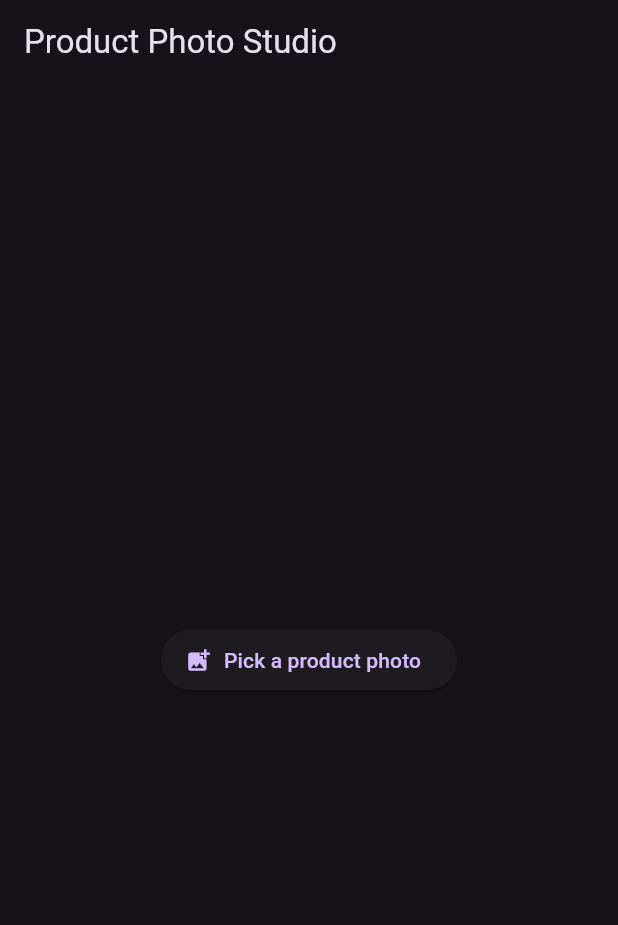
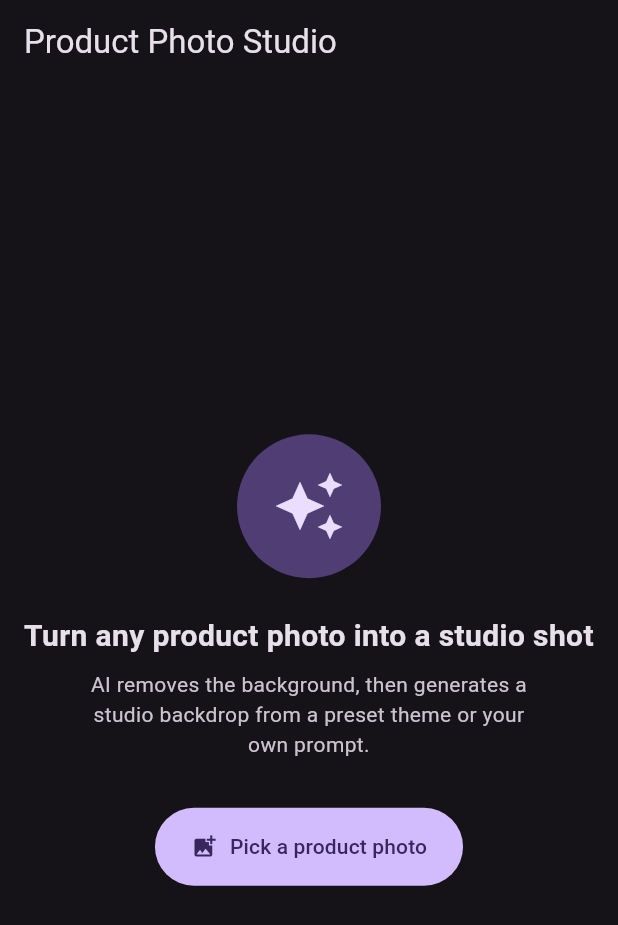
Before and after one commit to selvavishnum/Product-photo, a Flutter app: the screen it shows after launch, on a phone screen of 412 x 824 dp. Shown: the top 925 px of the screen. Run offline on Flutter 3.47's test engine with Material 3 defaults, Android fonts, the phone set to English and light mode, and no system bars; our stand-ins replace image_picker; network calls fail.

Commit message:
Publish Flutter APK to a GitHub Release, polish the start screen
The build was only reaching Actions artifacts (14-day expiry, needs
digging through the Actions tab) -- adds a "studio-latest" GitHub
Release, same pattern build-debug-apk.yml already uses for the native
app, so the APK is a permanent, easy-to-find download. Kept it as a
separate release/tag (not make_latest) so it doesn't compete with the
native app's own "latest" release.

Also replaces the picking screen's single bare button with an actual
screen: icon, headline, and a one-line explanation of the flow (remove
background -> pick a theme or type a prompt -> generate -> preview) --
the single button wasn't the whole app, just step 1, but looked like
it was.

```diff
--- a/mobile/lib/screens/studio_screen.dart
+++ b/mobile/lib/screens/studio_screen.dart
@@ -129,10 +129,48 @@ class _StudioScreenState extends State<StudioScreen> {
     switch (_stage) {
       case _Stage.picking:
         return Center(
-          child: ElevatedButton.icon(
-            onPressed: _pickAndRemoveBackground,
-            icon: const Icon(Icons.add_photo_alternate),
-            label: const Text('Pick a product photo'),
+          child: Column(
+            mainAxisSize: MainAxisSize.min,
+            children: [
+              Container(
+                width: 96,
+                height: 96,
+                decoration: BoxDecoration(
+                  shape: BoxShape.circle,
+                  color: Theme.of(context).colorScheme.primaryContainer,
+                ),
+                child: Icon(
+                  Icons.auto_awesome,
+                  size: 48,
+                  color: Theme.of(context).colorScheme.onPrimaryContainer,
+                ),
+              ),
+              const SizedBox(height: 24),
+              const Text(
+                'Turn any product photo into a studio shot',
+                style: TextStyle(fontSize: 20, fontWeight: FontWeight.bold),
+                textAlign: TextAlign.center,
+              ),
+              const SizedBox(height: 8),
+              Padding(
+                padding: const EdgeInsets.symmetric(horizontal: 32),
+                child: Text(
+                  'AI removes the background, then generates a studio '
+                  'backdrop from a preset theme or your own prompt.',
+                  style: TextStyle(color: Theme.of(context).colorScheme.onSurfaceVariant),
+                  textAlign: TextAlign.center,
+                ),
+              ),
+              const SizedBox(height: 32),
+              FilledButton.icon(
+                onPressed: _pickAndRemoveBackground,
+                icon: const Icon(Icons.add_photo_alternate),
+                label: const Text('Pick a product photo'),
+                style: FilledButton.styleFrom(
+                  padding: const EdgeInsets.symmetric(horizontal: 24, vertical: 16),
+                ),
+              ),
+            ],
           ),
         );
 
```
Also changed, not shown: 1 other file.
